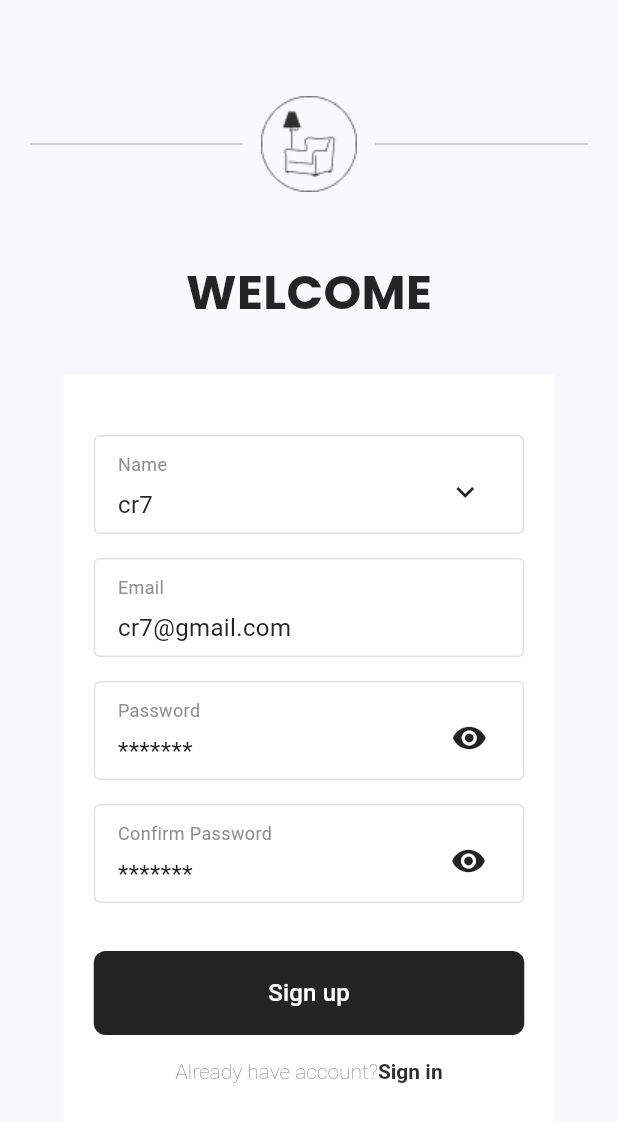
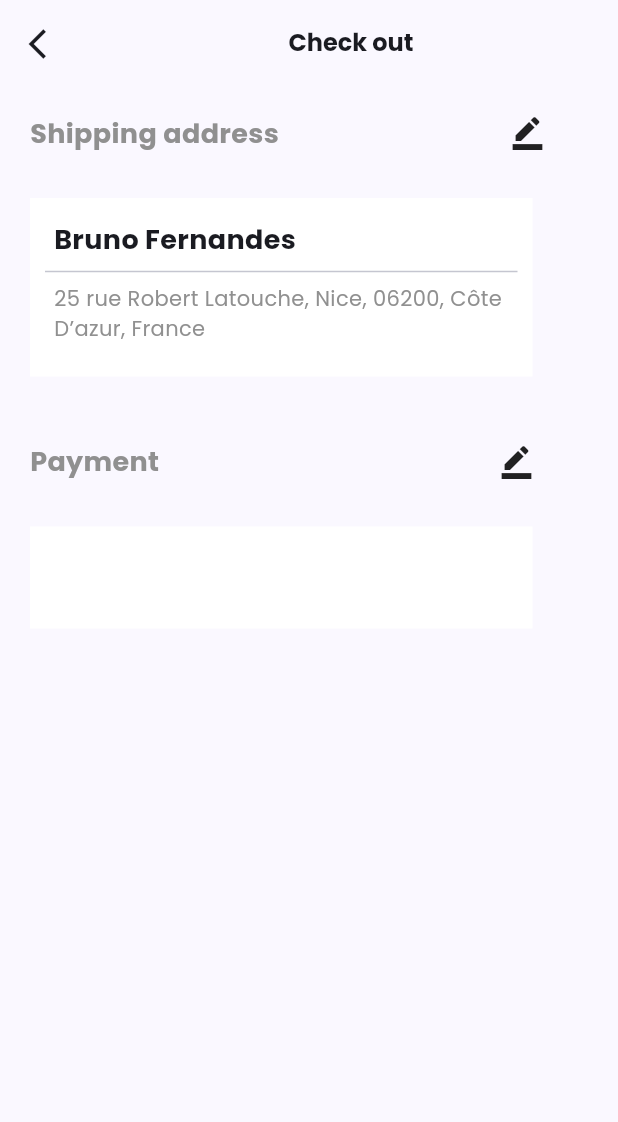
Before and after one commit to dhara58/Grid_App, a Flutter app: the screen it shows after launch, on a phone screen of 412 x 824 dp. Shown: the top 1122 px of the screen. Run offline on Flutter 3.47's test engine with Material 3 defaults, Android fonts, the phone set to English and light mode, and no system bars.

Commit message:
21-11-24

```diff
--- a/lib/main.dart
+++ b/lib/main.dart
@@ -1,6 +1,8 @@
 import 'package:flutter/material.dart';
+import 'package:flutter_application_1/PracticalG.dart';
 import 'package:flutter_application_1/Practice14.dart';
 import 'package:flutter_application_1/practical19.dart';
+import 'package:flutter_application_1/practical20.dart';
 import 'package:flutter_application_1/practical25.dart';
 import 'package:flutter_application_1/practical5.dart';
 import 'package:flutter_application_1/practice10.dart';
@@ -37,7 +39,7 @@ class MyApp extends StatelessWidget {
             ColorScheme.fromSeed(seedColor: Color.fromARGB(255, 118, 152, 255)),
         useMaterial3: true,
       ),
-      home: Practical19(),
+      home: Practical20(),
     );
   }
 }
--- /dev/null
+++ b/lib/practical20.dart
@@ -0,0 +1,143 @@
+import 'package:flutter/material.dart';
+
+class Practical20 extends StatefulWidget {
+  const Practical20({super.key});
+
+  @override
+  State<Practical20> createState() => _Practical20State();
+}
+
+class _Practical20State extends State<Practical20> {
+  @override
+  Widget build(BuildContext context) {
+    return Scaffold(
+      appBar: AppBar(
+        title: Center(
+          child: Text(
+            'Check out',
+            style: TextStyle(
+              fontSize: 16,
+              fontFamily: 'Poppins',
+              fontWeight: FontWeight.bold,
+            ),
+          ),
+        ),
+        leading: Padding(
+          padding: const EdgeInsets.only(
+            left: 6,
+            top: 2.75,
+          ),
+          child: Icon(
+            Icons.arrow_back_ios,
+          ),
+        ),
+      ),
+      body: Column(
+        children: [
+          Padding(
+            padding: const EdgeInsets.all(20),
+            child: Container(
+              height: 24,
+              width: 335,
+              child: Row(
+                children: [
+                  Text(
+                    'Shipping address',
+                    style: TextStyle(
+                      fontSize: 18,
+                      fontWeight: FontWeight.bold,
+                      fontFamily: 'Poppins',
+                      color: Color(0xff909090),
+                    ),
+                  ),
+                  Spacer(
+                    flex: 10,
+                  ),
+                  Expanded(child: Icon(Icons.border_color))
+                ],
+              ),
+            ),
+          ),
+          SizedBox(
+            height: 12,
+          ),
+          Container(
+            height: 119,
+            width: 335,
+            color: Color(0xffFFFFFF),
+            child: Column(
+              crossAxisAlignment: CrossAxisAlignment.start,
+              children: [
+                Padding(
+                  padding: const EdgeInsets.only(left: 16, top: 15),
+                  child: Text(
+                    'Bruno Fernandes',
+                    style: TextStyle(
+                      fontSize: 18,
+                      fontWeight: FontWeight.bold,
+                      fontFamily: 'Poppins',
+                    ),
+                  ),
+                ),
+                Divider(
+                  indent: 10,
+                  endIndent: 10,
+                ),
+                Padding(
+                  padding: const EdgeInsets.only(
+                    left: 16,
+                  ),
+                  child: Text(
+                    '25 rue Robert Latouche, Nice, 06200, Côte D’azur, France',
+                    style: TextStyle(
+                      fontFamily: 'Poppins',
+                      fontSize: 14,
+                      fontWeight: FontWeight.w400,
+                      color: Color(0xff909090),
+                    ),
+                  ),
+                )
+              ],
+            ),
+          ),
+          SizedBox(
+            height: 24,
+          ),
+          Padding(
+            padding: const EdgeInsets.all(20),
+            child: Container(
+              height: 24,
+              width: 335,
+              child: Row(
+                children: [
+                  Text(
+                    'Payment',
+                    style: TextStyle(
+                      fontSize: 18,
+                      fontWeight: FontWeight.bold,
+                      fontFamily: 'Poppins',
+                      color: Color(0xff909090),
+                    ),
+                  ),
+                  Spacer(
+                    flex: 10,
+                  ),
+                  Expanded(child: Icon(Icons.border_color))
+                ],
+              ),
+            ),
+          ),
+          SizedBox(
+            height: 12,
+          ),
+          Container(
+            height: 68,
+            width: 335,
+            color: Color(0xffFFFFFF),
+            child: Container(),
+          ),
+        ],
+      ),
+    );
+  }
+}
```
Also changed, not shown: lib/PracticalG.dart (added, +92 -0 lines), lib/practical19.dart (+23 -6 lines), lib/practice17.dart (+11 -2 lines), Font/images/Media (8).png (added), Font/images/mastercard.jpg (added).
